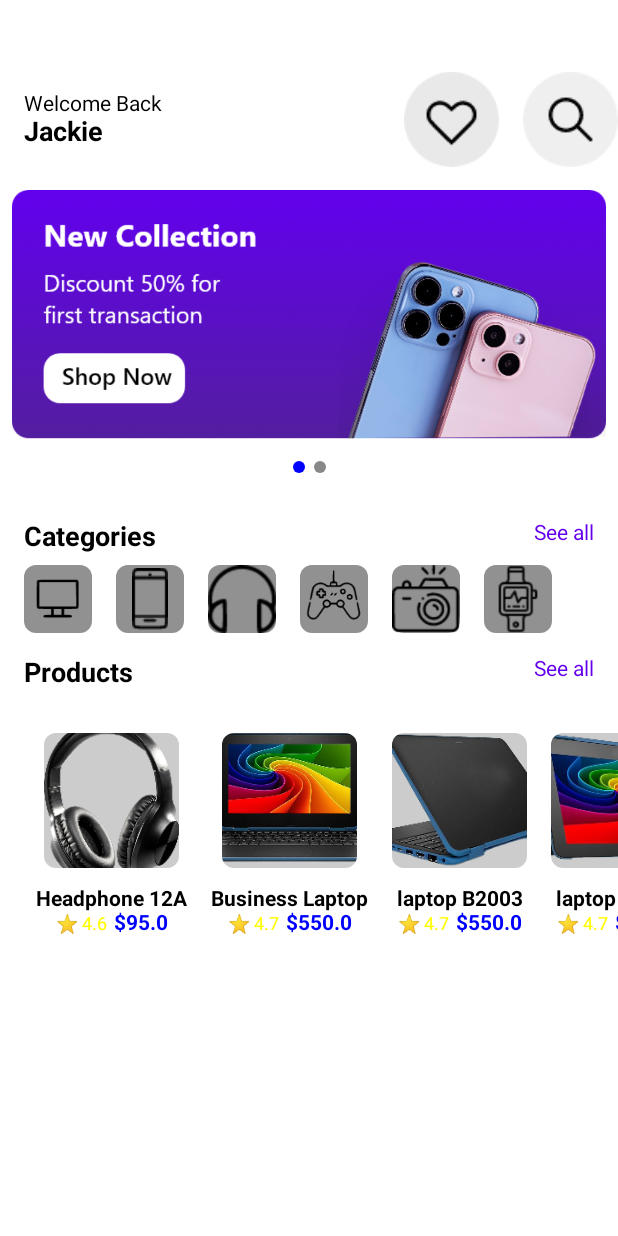
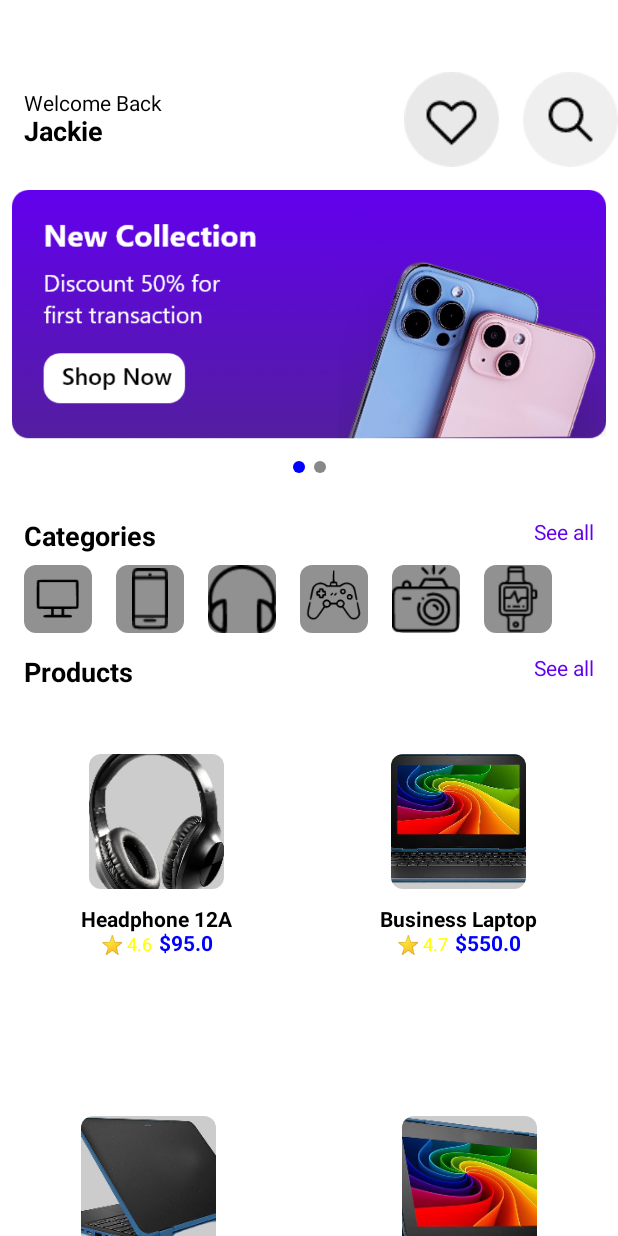
Before and after one commit to NgoCongTuyen/APPBANLAPTOP, an Android app built with Jetpack Compose: the MainActivity screen opened directly, with no data from a screen before it, on a phone screen of 412 x 824 dp. Run offline under Robolectric (Android 15) with nearby library versions, the phone set to English and light mode, and no system bars; our stand-ins replace Firebase (no records; nobody signed in at launch, a user with empty details on screens opened directly), accompanist, constraintlayout-compose; pictures from the network do not load.

Commit message:
update productlist

```diff
--- a/app/src/main/java/com/example/appbanlaptop/MainActivity.kt
+++ b/app/src/main/java/com/example/appbanlaptop/MainActivity.kt
@@ -253,14 +253,21 @@ fun SectionTitle(title: String, actionText: String) {
 
 @Composable
 fun ItemsList(products: List<ItemsModel>) {
-    LazyRow (
-        modifier = Modifier.fillMaxWidth(),
-        contentPadding = PaddingValues(16.dp),
-        verticalAlignment = Alignment.CenterVertically
+    Column(
+        modifier = Modifier.fillMaxWidth() .padding(30.dp),
+        verticalArrangement = Arrangement.spacedBy(16.dp)
     ) {
-        items(products.size) { index ->
-            ProductItem(product = products[index])
-            Spacer(modifier = Modifier.height(16.dp)) // Thêm khoảng cách giữa các item
+        products.chunked(2).forEach { pair ->
+            LazyRow(
+                modifier = Modifier.fillMaxWidth(),
+                contentPadding = PaddingValues(horizontal = 16.dp),
+                horizontalArrangement = Arrangement.SpaceBetween,
+                verticalAlignment = Alignment.CenterVertically
+            ) {
+                items(pair.size) { index ->
+                    ProductItem(product = pair[index])
+                }
+            }
         }
     }
 }
```
